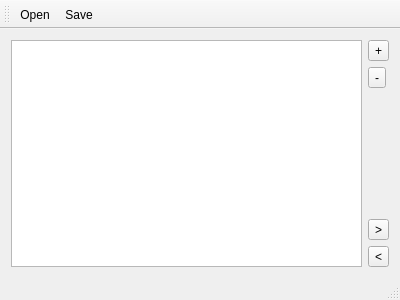
hheld/TimeLogger, file MainWindow.ui: the form before one commit.
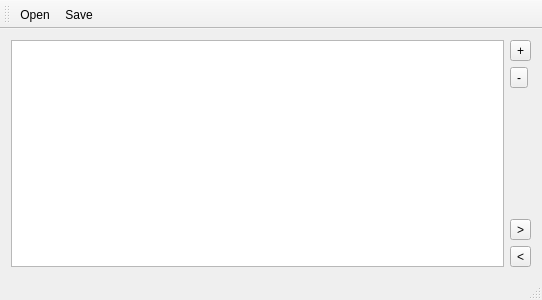
The form after the commit. Custom widgets are drawn as their Qt base class.

Commit message: Saving and reading worked hours to and from an XML file, respectively.

Diff of the .ui file:
```diff
--- a/MainWindow.ui
+++ b/MainWindow.ui
@@ -6,7 +6,7 @@
    <rect>
     <x>0</x>
     <y>0</y>
-    <width>400</width>
+    <width>542</width>
     <height>300</height>
    </rect>
   </property>
```
Left out of the diff: 2 changed lines with no effect on the pictures. The commit also changes 2 other files.
